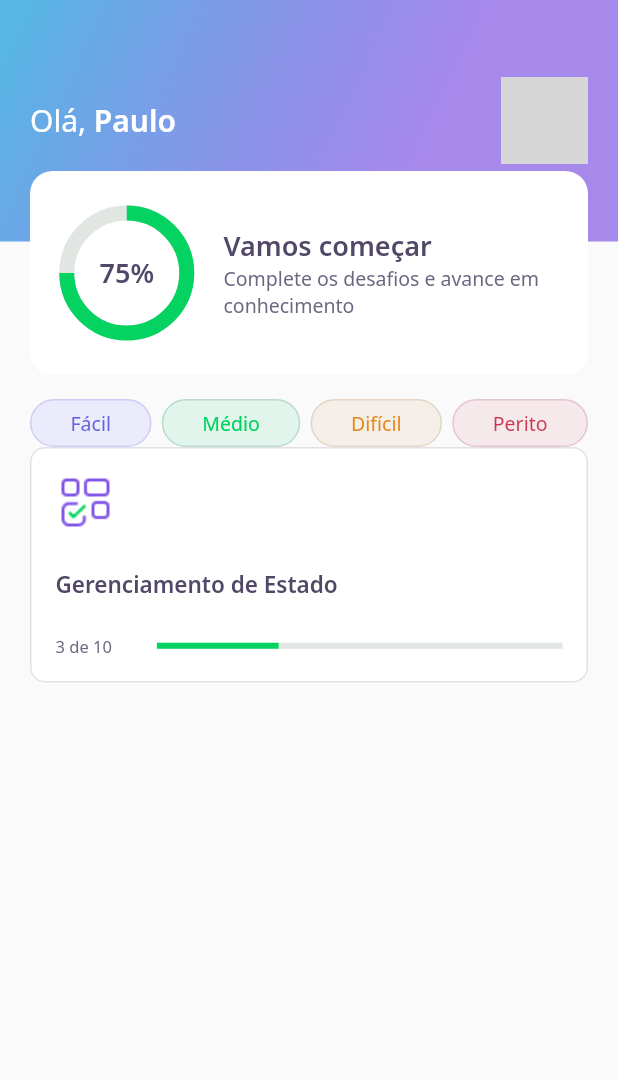
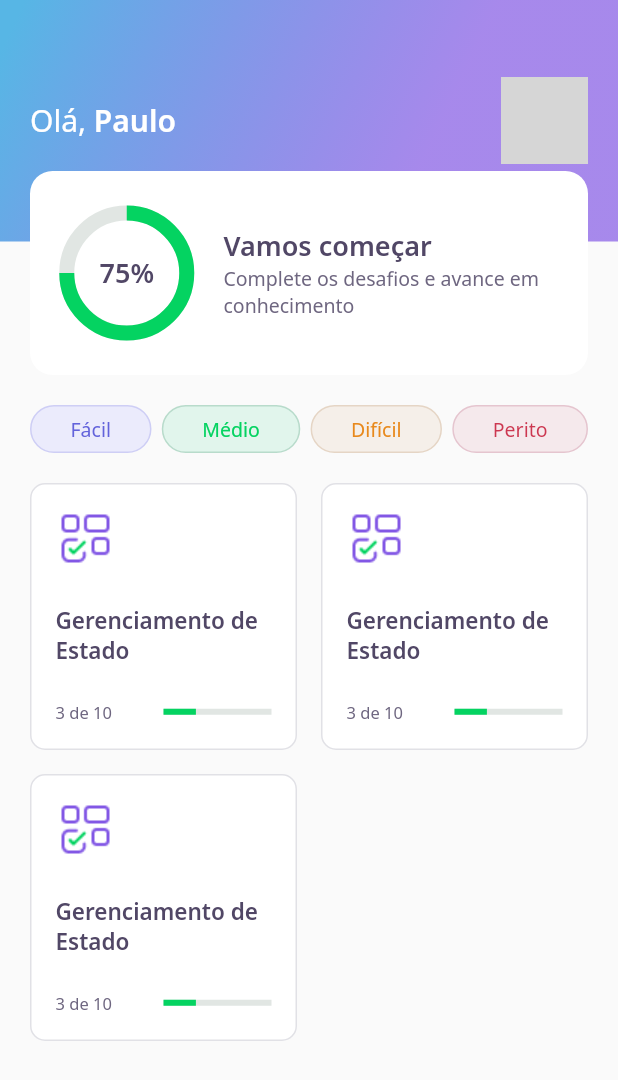
Before and after one commit to neocite/devquiz, a Flutter app: the screen it shows after launch, on a phone screen of 412 x 824 dp. Shown: the top 1080 px of the screen. Run offline on Flutter 3.47's test engine with Material 2 defaults, Android fonts, the phone set to English and light mode, and no system bars; our stand-ins replace google_fonts; network calls fail; grey boxes are pictures that could not be loaded.

Commit message:
listview for quizcards

```diff
--- a/lib/home/home_page.dart
+++ b/lib/home/home_page.dart
@@ -14,10 +14,12 @@ class _HomePageState extends State<HomePage> {
     return Scaffold(
       appBar: AppBarWidget(),
       body: Padding(
-        padding: const EdgeInsets.only(right: 20, left: 20, top: 16),
+        padding: const EdgeInsets.all(20),
         child: Column(
           children: [
-            Row(
+            Padding(
+              padding: const EdgeInsets.only(bottom: 20),
+              child: Row(
                 mainAxisAlignment: MainAxisAlignment.spaceBetween,
                 children: [
                   LevelButtonWidget(
@@ -34,7 +36,19 @@ class _HomePageState extends State<HomePage> {
                   ),
                 ],
               ),
-            QuizCardWidget()
+            ),
+            Expanded(
+              child: GridView.count(
+                crossAxisCount: 2,
+                crossAxisSpacing: 16,
+                mainAxisSpacing: 16,
+                children: [
+                  QuizCardWidget(),
+                  QuizCardWidget(),
+                  QuizCardWidget(),
+                ],
+              ),
+            )
           ],
         ),
       ),
--- a/lib/home/widgets/quiz_card/quiz_card_widget.dart
+++ b/lib/home/widgets/quiz_card/quiz_card_widget.dart
@@ -43,7 +43,7 @@ class QuizCardWidget extends StatelessWidget {
                 ),
               ),
               Expanded(
-                flex: 4,
+                flex: 1,
                 child: LinearProgressIndicator(
                   value: 0.3,
                   backgroundColor: AppColors.chartSecondary,
```
Lines whose indentation alone changed are shown as unchanged.
